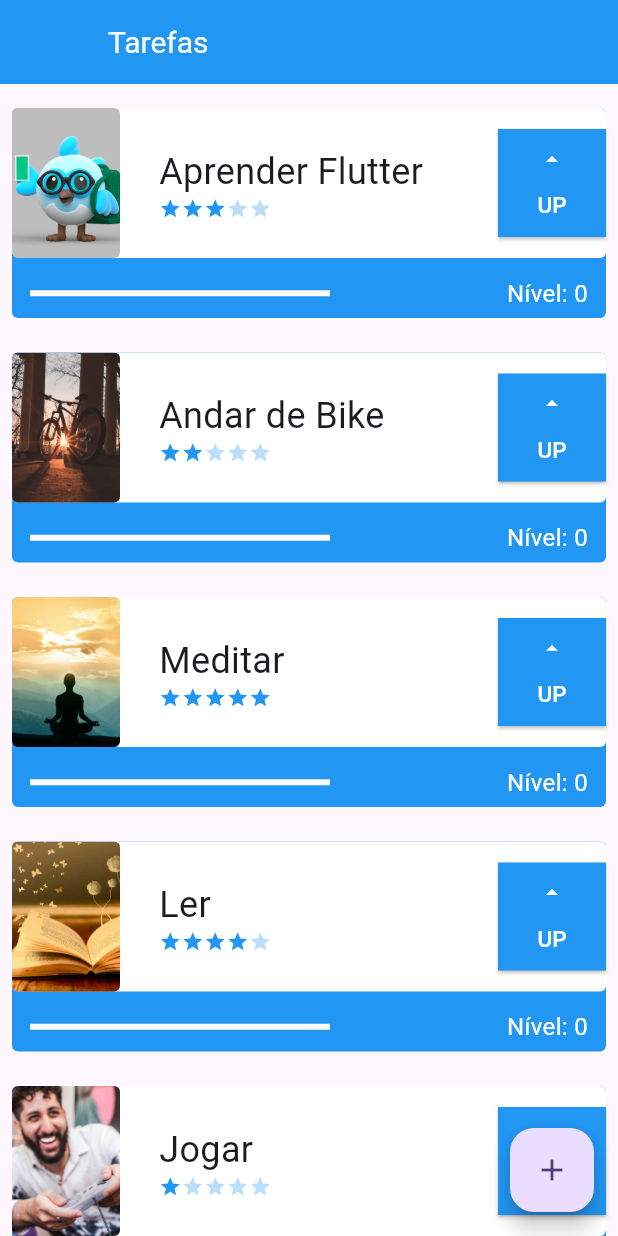
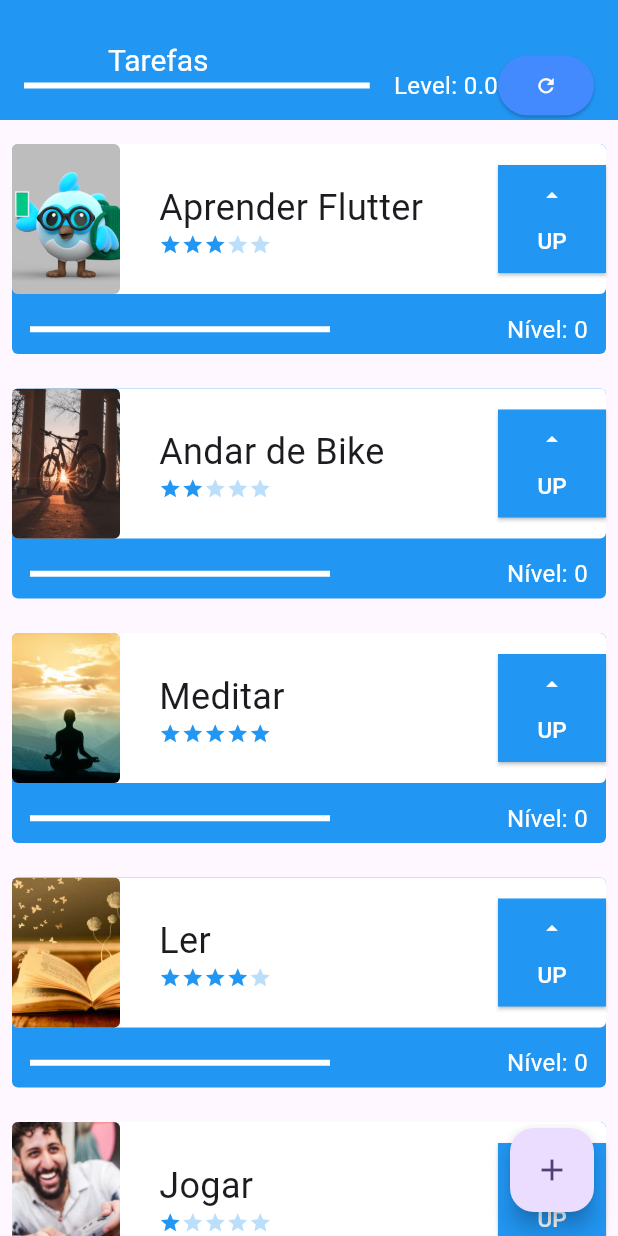
Before and after one commit to lucasdsmachado/PT-Dev, a Flutter app: the screen it shows after launch, on a phone screen of 412 x 824 dp. Run offline on Flutter 3.47's test engine with Material 3 defaults, Android fonts, the phone set to English and light mode, and no system bars.

Commit message:
finish sprint 6

```diff
--- a/sprint_6/lib/data/task_inherited.dart
+++ b/sprint_6/lib/data/task_inherited.dart
@@ -22,6 +22,14 @@ class TaskInherited extends InheritedWidget {
     taskList.add(Task(name, image, difficult));
   }
 
+  int totalLevel() {
+    int total = 0;
+    for (final Task task in taskList) {
+      total += task.level * task.difficult;
+    }
+    return total;
+  }
+
   static TaskInherited? of(BuildContext context) {
     final TaskInherited? result =
         context.dependOnInheritedWidgetOfExactType<TaskInherited>();
--- a/sprint_6/lib/screens/initial_screen.dart
+++ b/sprint_6/lib/screens/initial_screen.dart
@@ -21,7 +21,53 @@ class _InitialScreenState extends State<InitialScreen> {
               color: Colors.white,
               fontSize: 20,
             ),
+            toolbarHeight: 80,
+            flexibleSpace: Stack(
+              children: [
+                Positioned(
+                  left: 16,
+                  right: 16,
+                  bottom: -1,
+                  child: Row(
+                    mainAxisAlignment: MainAxisAlignment.center,
+                    children: [
+                      Expanded(
+                        child: LinearProgressIndicator(
+                          value: TaskInherited.of(context)!.totalLevel() /
+                              TaskInherited.of(context)!.taskList.length /
+                              100,
+                          backgroundColor: Colors.white,
+                          valueColor: const AlwaysStoppedAnimation<Color>(
+                              Colors.greenAccent),
                         ),
+                      ),
+                      Padding(
+                        padding: const EdgeInsets.only(left: 16),
+                        child: Text(
+                          'Level: ${TaskInherited.of(context)!.totalLevel() / 10}',
+                          style: const TextStyle(
+                              color: Colors.white, fontSize: 16),
+                        ),
+                      ),
+                      ElevatedButton(
+                        onPressed: () {
+                          setState(() {});
+                        },
+                        style: ElevatedButton.styleFrom(
+                            alignment: Alignment.center,
+                            backgroundColor: Colors.blueAccent,
+                            fixedSize: Size(2, 2)),
+                        child: const Icon(
+                          Icons.refresh,
+                          size: 15,
+                          color: Colors.white,
+                        ),
+                      ),
+                    ],
+                  ),
+                ),
+              ],
+            )),
         body: ListView(
           padding: const EdgeInsets.only(top: 8, bottom: 70),
           children: TaskInherited.of(context)!.taskList,
```
Lines whose indentation alone changed are shown as unchanged.
